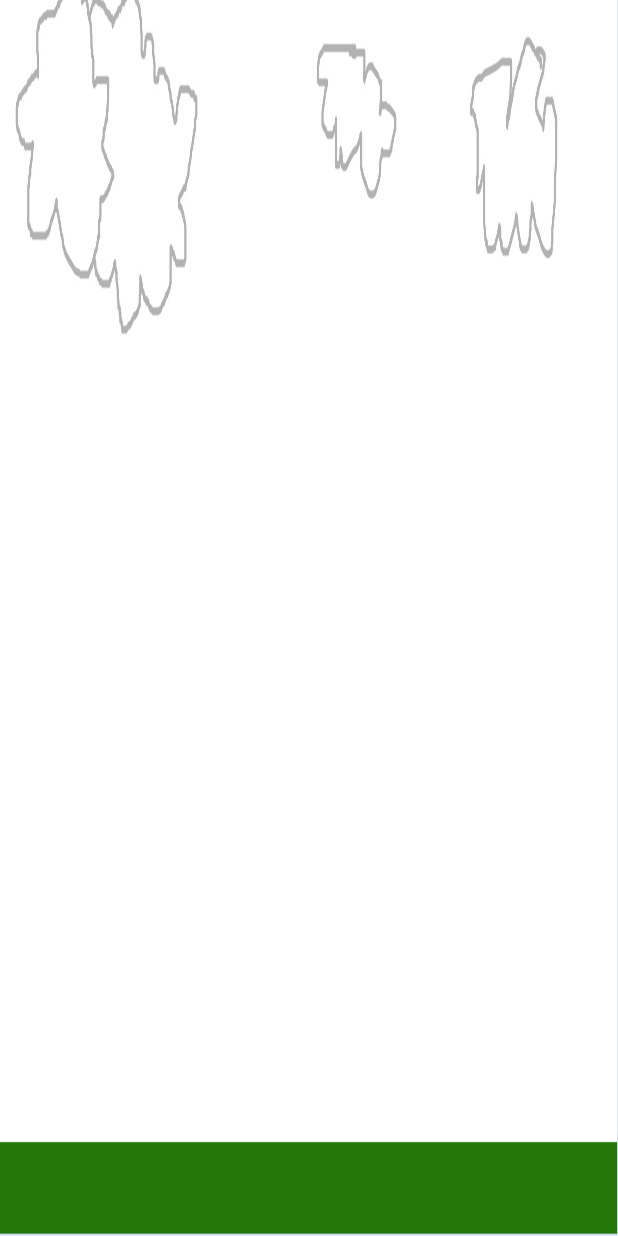
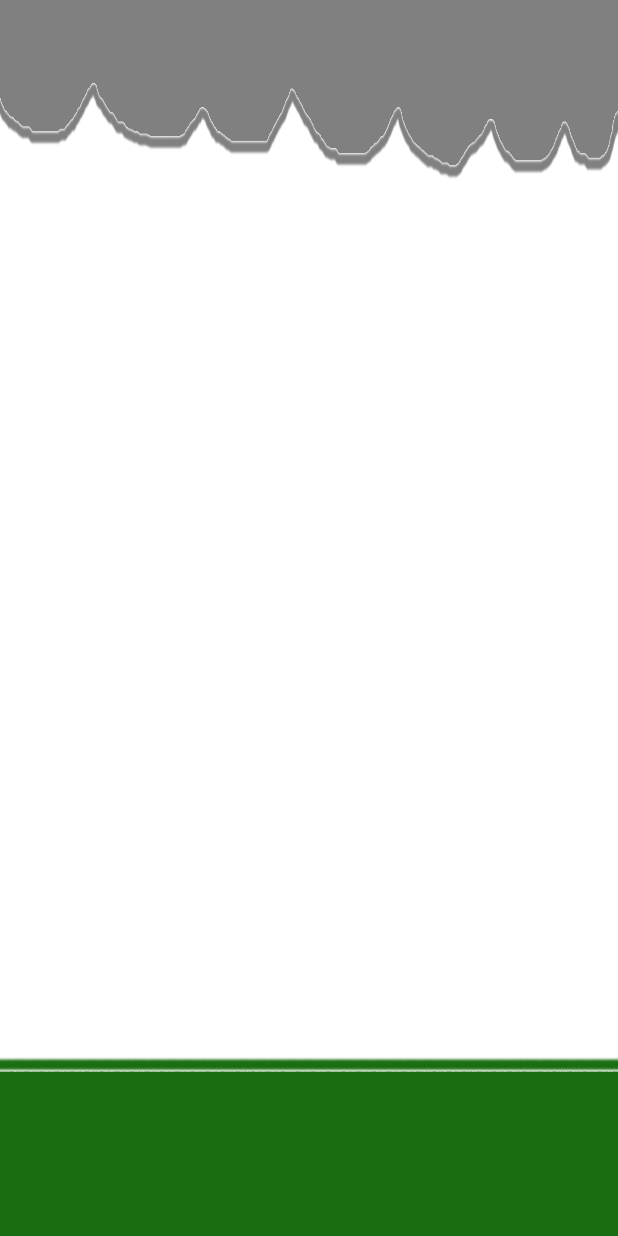
Before and after one commit to AlexBlair42/StickChase, an Android app: the layout activity_game.xml on its own in the app's theme, with its tools: preview values and no code run, on a phone screen of 412 x 824 dp. Run offline under Robolectric (Android 15) with nearby library versions, the light colour scheme and no system bars.

Commit message:
Add scrolling background and properly scale to fit any screen

```diff
--- a/StickChase/app/src/main/java/com/dna/stickchase/stickchase/Background.java
+++ b/StickChase/app/src/main/java/com/dna/stickchase/stickchase/Background.java
@@ -3,9 +3,7 @@ package com.dna.stickchase.stickchase;
 import android.graphics.Bitmap;
 import android.graphics.Canvas;
 
-/**
- * Created by Alex on 4/5/2016.
- */
+
 public class Background {
 
     private Bitmap image;
--- a/StickChase/app/src/main/java/com/dna/stickchase/stickchase/GamePanel.java
+++ b/StickChase/app/src/main/java/com/dna/stickchase/stickchase/GamePanel.java
@@ -7,9 +7,6 @@ import android.view.MotionEvent;
 import android.view.SurfaceHolder;
 import android.view.SurfaceView;
 
-/**
- * Created by Alex on 4/5/2016.
- */
 
 public class GamePanel extends SurfaceView implements SurfaceHolder.Callback {
 
@@ -54,7 +51,7 @@ public class GamePanel extends SurfaceView implements SurfaceHolder.Callback {
     @Override
     public void surfaceCreated(SurfaceHolder holder){
 
-        bg = new Background(BitmapFactory.decodeResource(getResources(), R.drawable.testbackground));
+        bg = new Background(BitmapFactory.decodeResource(getResources(), R.drawable.background));
 
         // we can safely start the game loop
 
--- a/StickChase/app/src/main/res/layout/activity_game.xml
+++ b/StickChase/app/src/main/res/layout/activity_game.xml
@@ -2,15 +2,15 @@
 <android.support.design.widget.CoordinatorLayout xmlns:android="http://schemas.android.com/apk/res/android"
     xmlns:app="http://schemas.android.com/apk/res-auto"
     xmlns:tools="http://schemas.android.com/tools"
-    android:layout_width="match_parent"
-    android:layout_height="match_parent"
+    android:layout_width="wrap_content"
+    android:layout_height="wrap_content"
     android:fitsSystemWindows="true"
     tools:context="com.dna.stickchase.stickchase.Game"
-    android:background="@drawable/testbackground"
+    android:background="@drawable/background"
     >
 
     <android.support.design.widget.AppBarLayout
-        android:layout_width="match_parent"
+        android:layout_width="wrap_content"
         android:layout_height="wrap_content"
         android:theme="@style/AppTheme.AppBarOverlay">
 
--- a/StickChase/app/src/main/res/layout/content_game.xml
+++ b/StickChase/app/src/main/res/layout/content_game.xml
@@ -2,8 +2,8 @@
 <RelativeLayout xmlns:android="http://schemas.android.com/apk/res/android"
     xmlns:app="http://schemas.android.com/apk/res-auto"
     xmlns:tools="http://schemas.android.com/tools"
-    android:layout_width="match_parent"
-    android:layout_height="match_parent"
+    android:layout_width="fill_parent"
+    android:layout_height="fill_parent"
     android:paddingBottom="@dimen/activity_vertical_margin"
     android:paddingLeft="@dimen/activity_horizontal_margin"
     android:paddingRight="@dimen/activity_horizontal_margin"
```
Also changed, not shown: StickChase/app/src/main/res/drawable-mdpi/testbackground.jpg (deleted), StickChase/app/src/main/res/drawable-nodpi/background.png (added), 1 other file.
